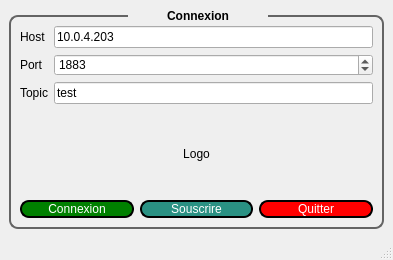
The window that mainwindow.ui (2brams/Qt5ClientMQTT) describes before a commit, drawn with Qt 5.
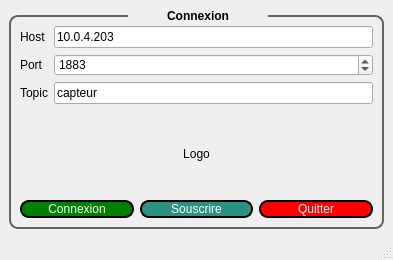
The same window after the commit.

```diff
--- a/mainwindow.ui
+++ b/mainwindow.ui
@@ -73,7 +73,7 @@
            <item row="2" column="1">
             <widget class="QLineEdit" name="lineEdit_topic">
              <property name="text">
-              <string>test</string>
+              <string>capteur</string>
              </property>
             </widget>
            </item>
```
